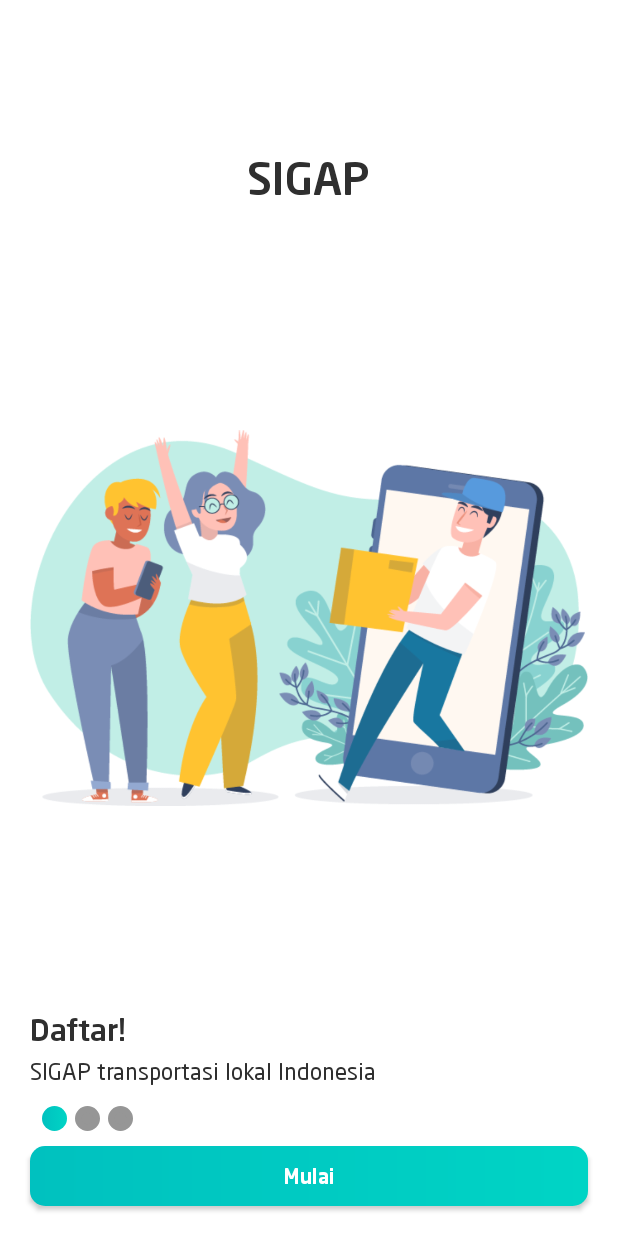
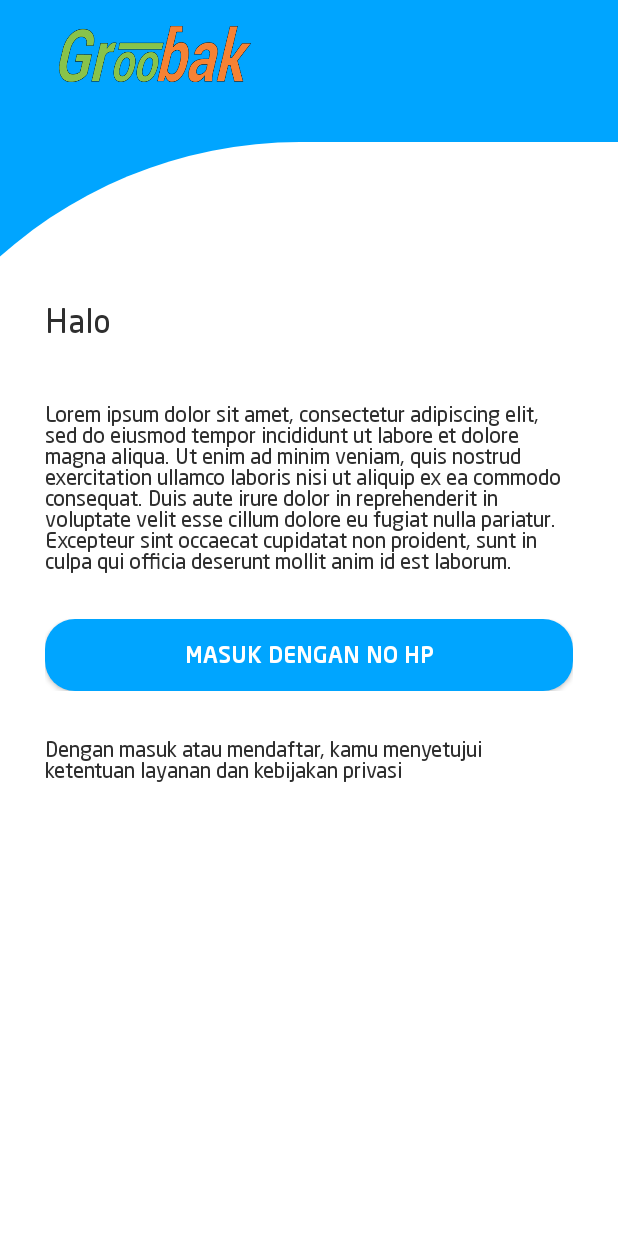
Before and after one commit to insoft-developers/groobak_customer, an Android app: the screen it shows after launch (IntroActivity), on a phone screen of 412 x 824 dp. Run offline under Robolectric (Android 15) with nearby library versions, the phone set to English and light mode, and no system bars; libraries missing offline, so code that uses them is left out: io.realm, pl.droidsonroids.gif; 11 statements that could not run were skipped.

Commit message:
intro layout

```diff
--- a/app/build.gradle
+++ b/app/build.gradle
@@ -97,6 +97,7 @@ dependencies {
     implementation 'org.jsoup:jsoup:1.11.3'
     implementation "androidx.exifinterface:exifinterface:1.2.0"
     implementation 'pl.droidsonroids.gif:android-gif-drawable:1.2.19'
+    implementation 'io.github.florent37:shapeofview:1.4.7'
     testImplementation 'junit:junit:4.12'
     annotationProcessor 'com.jakewharton:butterknife-compiler:10.2.0'
     implementation 'com.google.android:flexbox:0.3.2'
--- a/app/src/main/java/com/groobak/customer/activity/IntroActivity.java
+++ b/app/src/main/java/com/groobak/customer/activity/IntroActivity.java
@@ -12,6 +12,7 @@ import android.view.View;
 import android.widget.Button;
 import android.widget.ImageView;
 import android.widget.LinearLayout;
+import android.widget.TextView;
 
 import androidx.appcompat.app.AlertDialog;
 import androidx.appcompat.app.AppCompatActivity;
@@ -25,15 +26,9 @@ import com.groobak.customer.utils.SharedPrefrence;
 import java.util.Objects;
 
 
-public class IntroActivity extends AppCompatActivity implements ViewPager.OnPageChangeListener {
+public class IntroActivity extends AppCompatActivity {
     public SharedPrefrence preference;
-    ViewPager mViewPager;
-    Button buttonSign;
-    int[] mResources = {R.drawable.slide_one, R.drawable.slide_two, R.drawable.slide_three};
-    private AppIntroPagerAdapter mAdapter;
-    private LinearLayout viewPagerCountDots;
-    private int dotsCount;
-    private ImageView[] dots;
+    private TextView buttonlogin;
     private Context mContext;
 
     @Override
@@ -43,88 +38,20 @@ public class IntroActivity extends AppCompatActivity implements ViewPager.OnPage
         setContentView(R.layout.activity_intro);
         mContext = IntroActivity.this;
         preference = SharedPrefrence.getInstance(mContext);
+        buttonlogin = findViewById(R.id.buttonlogin);
+        removeNotif();
 
-        buttonSign = findViewById(R.id.tombolstar);
-        buttonSign.setOnClickListener(new View.OnClickListener() {
+        buttonlogin.setOnClickListener(new View.OnClickListener() {
             @Override
             public void onClick(View view) {
-                Intent i = new Intent(IntroActivity.this, LoginActivity.class);
-                startActivity(i);
+                Intent intent = new Intent(IntroActivity.this, LoginActivity.class);
+                startActivity(intent);
             }
         });
-        removeNotif();
-        mViewPager = findViewById(R.id.viewpager);
-        viewPagerCountDots = findViewById(R.id.viewPagerCountDots);
+    }
 
 
-        mAdapter = new AppIntroPagerAdapter(IntroActivity.this, mContext, mResources);
-        mViewPager.setAdapter(mAdapter);
-        mViewPager.setCurrentItem(0);
-        mViewPager.setOnPageChangeListener(this);
-        setPageViewIndicator();
-    }
 
-    @SuppressLint("ClickableViewAccessibility")
-    private void setPageViewIndicator() {
-
-        Log.d("###setPageViewIndicator", " : called");
-        dotsCount = mAdapter.getCount();
-        dots = new ImageView[dotsCount];
-
-        for (int i = 0; i < dotsCount; i++) {
-            dots[i] = new ImageView(mContext);
-            dots[i].setImageDrawable(getResources().getDrawable(R.drawable.nonselecteditem_dot));
-
-            LinearLayout.LayoutParams params = new LinearLayout.LayoutParams(
-                    25,
-                    25
-            );
-
-            params.setMargins(4, 20, 4, 0);
-
-            final int presentPosition = i;
-            dots[presentPosition].setOnTouchListener(new View.OnTouchListener() {
-
-                @Override
-                public boolean onTouch(View v, MotionEvent event) {
-                    mViewPager.setCurrentItem(presentPosition);
-                    return true;
-                }
-
-            });
-
-
-            viewPagerCountDots.addView(dots[i], params);
-        }
-
-        dots[0].setImageDrawable(getResources().getDrawable(R.drawable.selecteditem_dot));
-    }
-
-    @Override
-    public void onPageScrolled(int position, float positionOffset, int positionOffsetPixels) {
-
-    }
-
-    @Override
-    public void onPageSelected(int position) {
-        Log.e("###onPageSelected, pos ", String.valueOf(position));
-        for (int i = 0; i < dotsCount; i++) {
-            dots[i].setImageDrawable(getResources().getDrawable(R.drawable.nonselecteditem_dot));
-        }
-
-
-        dots[position].setImageDrawable(getResources().getDrawable(R.drawable.selecteditem_dot));
-
-    }
-
-    @Override
-    public void onPageScrollStateChanged(int state) {
-
-    }
-
-    public void scrollPage(int position) {
-        mViewPager.setCurrentItem(position);
-    }
 
     @Override
     public void onBackPressed() {
--- a/app/src/main/java/com/groobak/customer/activity/SplashActivity.java
+++ b/app/src/main/java/com/groobak/customer/activity/SplashActivity.java
@@ -11,8 +11,10 @@ import android.location.LocationManager;
 import android.os.Bundle;
 import android.os.Handler;
 import android.provider.Settings;
+import android.view.View;
 import android.view.Window;
 import android.view.WindowManager;
+import android.widget.ProgressBar;
 import android.widget.Toast;
 
 import androidx.appcompat.app.AppCompatActivity;
@@ -38,6 +40,7 @@ import pl.droidsonroids.gif.GifDrawable;
 public class SplashActivity extends AppCompatActivity {
 
     SharedPreferences sharedPreferences;
+    private ProgressBar loading;
 
     @Override
     protected void onCreate(Bundle savedInstanceState) {
@@ -45,15 +48,14 @@ public class SplashActivity extends AppCompatActivity {
         requestWindowFeature(Window.FEATURE_NO_TITLE);
         this.getWindow().setFlags(WindowManager.LayoutParams.FLAG_FULLSCREEN, WindowManager.LayoutParams.FLAG_FULLSCREEN);
         setContentView(R.layout.activity_splash);
-        try {
-            GifDrawable gifFromAssets = new GifDrawable(getAssets(), "splash.gif");
-        } catch (IOException e) {
-            e.printStackTrace();
-        }
+        loading = findViewById(R.id.loading);
         removeNotif();
         final User user = BaseApp.getInstance(this).getLoginUser();
         sharedPreferences = getSharedPreferences(Constants.PREF_NAME, MODE_PRIVATE);
+
         PhoneProviderHelper.addOperator(sharedPreferences);
+
+        loading.setVisibility(View.VISIBLE);
         new Handler().postDelayed(() -> {
 
             if (user != null) {
@@ -76,6 +78,9 @@ public class SplashActivity extends AppCompatActivity {
                 }
 
             }
+
+            loading.setVisibility(View.GONE);
+
         }, 3500);
 
 
--- a/app/src/main/java/com/groobak/customer/utils/AppIntroPagerAdapter.java
+++ b/app/src/main/java/com/groobak/customer/utils/AppIntroPagerAdapter.java
@@ -35,7 +35,6 @@ public class AppIntroPagerAdapter extends PagerAdapter {
 
         TextView ctvText = (TextView) itemView.findViewById(R.id.ctvText);
         TextView ctvTextdecrib = (TextView) itemView.findViewById(R.id.ctvTextdecrib);
-        TextView iv_icon = (TextView) itemView.findViewById(R.id.iv_icon);
         ivImage.setImageResource(mResources[position]);
         setDescText(position, ctvText, ctvTextdecrib);
 
@@ -47,7 +46,6 @@ public class AppIntroPagerAdapter extends PagerAdapter {
 
 
                 int pos = position + 1;
-                activity.scrollPage(pos);
 
 
             }
--- /dev/null
+++ b/app/src/main/res/drawable/background_intro.xml
@@ -0,0 +1,12 @@
+<?xml version="1.0" encoding="utf-8"?>
+<shape xmlns:android="http://schemas.android.com/apk/res/android"
+    android:shape="rectangle">
+    <corners
+        android:bottomLeftRadius="0dp"
+        android:bottomRightRadius="0dp"
+        android:topLeftRadius="1000dp"
+        android:topRightRadius="0dp" />
+    <solid android:color="@color/white" />
+    <size android:width="80dp" android:height="20dp" />
+
+</shape>
--- a/app/src/main/res/layout/activity_intro.xml
+++ b/app/src/main/res/layout/activity_intro.xml
@@ -5,69 +5,91 @@
     android:layout_height="match_parent"
     android:background="@color/white">
 
+    <LinearLayout
+        android:id="@+id/ll1"
+        android:background="@color/colorPrimary"
+        android:orientation="vertical"
+        android:layout_width="match_parent"
+        android:layout_height="180dp">
 
-    <RelativeLayout
+        <ImageView
+            android:src="@drawable/logo_utama"
+            android:layout_marginTop="10dp"
+            android:layout_marginLeft="10dp"
+            android:layout_width="180dp"
+            android:layout_height="60dp"/>
+
+    </LinearLayout>
+
+    <LinearLayout
+        android:layout_marginLeft="-100dp"
+        android:layout_marginTop="-85dp"
+        android:background="@drawable/background_intro"
+        android:id="@+id/ll2"
+        android:padding="30dp"
+        android:layout_below="@id/ll1"
+        android:orientation="vertical"
         android:layout_width="match_parent"
-        android:layout_height="match_parent"
-        android:clickable="true">
+        android:layout_height="300dp">
 
 
-        <androidx.viewpager.widget.ViewPager
-            android:id="@+id/viewpager"
-            android:layout_width="match_parent"
-            android:layout_height="match_parent" />
+    </LinearLayout>
 
-        <RelativeLayout
-            android:layout_width="match_parent"
-            android:layout_height="100dp"
-            android:layout_alignParentBottom="true"
-            android:orientation="vertical">
+    <customfonts.TextViewSFProDisplayRegular
+        android:layout_marginLeft="30dp"
+        android:layout_marginRight="30dp"
+        android:id="@+id/txt1"
+        android:layout_below="@id/ll1"
+        android:layout_marginTop="20dp"
+        android:textStyle="bold"
+        android:textSize="22dp"
+        android:text="Halo"
+        android:layout_width="match_parent"
+        android:layout_height="wrap_content"/>
 
-            <RelativeLayout
-                android:id="@+id/viewPagerIndicator"
-                android:layout_width="wrap_content"
-                android:layout_height="wrap_content"
-                android:layout_marginLeft="25dp"
-                android:layout_marginRight="25dp"
-                android:gravity="center_vertical">
+    <customfonts.TextViewSFProDisplayRegular
+        android:layout_marginLeft="30dp"
+        android:layout_marginRight="30dp"
+        android:layout_below="@id/txt1"
+        android:id="@+id/txt2"
+        android:textStyle="normal"
+        android:textSize="14sp"
+        android:layout_marginTop="40dp"
+        android:text="Lorem ipsum dolor sit amet, consectetur adipiscing elit, sed do eiusmod tempor incididunt ut labore et dolore magna aliqua. Ut enim ad minim veniam, quis nostrud exercitation ullamco laboris nisi ut aliquip ex ea commodo consequat. Duis aute irure dolor in reprehenderit in voluptate velit esse cillum dolore eu fugiat nulla pariatur. Excepteur sint occaecat cupidatat non proident, sunt in culpa qui officia deserunt mollit anim id est laborum."
+        android:layout_width="wrap_content"
+        android:layout_height="wrap_content"/>
 
-                <LinearLayout
-                    android:id="@+id/viewPagerCountDots"
-                    android:layout_width="wrap_content"
-                    android:layout_height="50dp"
-                    android:layout_centerVertical="true"
-                    android:orientation="horizontal" />
-
-            </RelativeLayout>
+    <LinearLayout
+        android:layout_marginTop="30dp"
+        android:id="@+id/ll3"
+        android:layout_marginRight="30dp"
+        android:layout_marginLeft="30dp"
+        android:layout_below="@id/txt2"
+        android:layout_width="match_parent"
+        android:layout_height="wrap_content"
+        android:layout_weight="1"
+        android:gravity="center">
 
 
-        </RelativeLayout>
+        <customfonts.Button_SF_Pro_Display_Medium
+            android:clickable="true"
+            android:id="@+id/buttonlogin"
+            android:layout_width="match_parent"
+            android:layout_height="wrap_content"
+            android:background="@drawable/button_del"
+            android:text="Masuk dengan no HP"
+            android:textColor="@color/white"
+            android:textSize="15dp" />
 
-        <customfonts.Button_SF_Pro_Display_Medium
-            android:id="@+id/tombolstar"
-            android:layout_width="match_parent"
-            android:layout_height="40dp"
-            android:layout_alignParentBottom="true"
-            android:layout_margin="20dp"
-            android:layout_marginTop="10dp"
-            android:background="@drawable/button_round_1"
-            android:text="Mulai"
-            android:textAllCaps="false"
-            android:textColor="@color/white" />
+    </LinearLayout>
 
-        <customfonts.TextViewSFProDisplayMedium
-            android:id="@+id/iv_icon"
-            android:layout_width="wrap_content"
-            android:layout_height="wrap_content"
-            android:layout_centerHorizontal="true"
-            android:layout_gravity="center"
-            android:layout_marginTop="100dp"
-            android:scaleType="fitCenter"
-            android:text="@string/app_name"
-            android:textColor="@color/black"
-            android:textSize="30sp" />
-
-    </RelativeLayout>
-
+    <customfonts.TextViewSFProDisplayRegular
+        android:layout_marginLeft="30dp"
+        android:layout_marginRight="30dp"
+        android:layout_marginTop="30dp"
+        android:layout_below="@id/ll3"
+        android:text="Dengan masuk atau mendaftar, kamu menyetujui \nketentuan layanan dan kebijakan privasi"
+        android:layout_width="match_parent"
+        android:layout_height="match_parent"/>
 
 </RelativeLayout>
--- a/app/src/main/res/values/colors.xml
+++ b/app/src/main/res/values/colors.xml
@@ -1,9 +1,9 @@
 <?xml version="1.0" encoding="utf-8"?>
 <resources>
-    <color name="colorPrimary">#00c1bf</color>
-    <color name="colorgradient">#00d4c5</color>
-    <color name="colorgradienttransparent">#00d4c5</color>
-    <color name="coloraccent">#00c1bf</color>
+    <color name="colorPrimary">#00a5ff</color>
+    <color name="colorgradient">#00a5ff</color>
+    <color name="colorgradienttransparent">#00a5ff</color>
+    <color name="coloraccent">#00a5ff</color>
     <color name="white">#fff</color>
     <color name="black">#2F2F2F</color>
     <color name="orange">#ff120b</color>
--- a/app/src/main/res/values/strings.xml
+++ b/app/src/main/res/values/strings.xml
@@ -1,5 +1,5 @@
 <resources>
-    <string name="app_name">SIGAP</string>
+    <string name="app_name">GROOBAK</string>
     <string name="google_maps_key" templateMergeStrategy="preserve" translatable="false">AIzaSyAfclvsQ69k4amHbPK3zedJuBjUVGMWALI</string>
 
     <string name="introtext1">Daftar!</string>
```
Also changed, not shown: app/src/main/res/drawable/background_splash.xml (added, +11 -0 lines), app/src/main/res/layout/activity_splash.xml (+58 -40 lines), app/src/main/res/drawable/logo_utama.png (added), app/src/main/res/mipmap-hdpi/ic_launcher.png, app/src/main/res/mipmap-mdpi/ic_launcher.png, app/src/main/res/mipmap-xhdpi/ic_launcher.png, app/src/main/res/mipmap-xxhdpi/ic_launcher.png, app/src/main/res/mipmap-xxxhdpi/ic_launcher.png.
